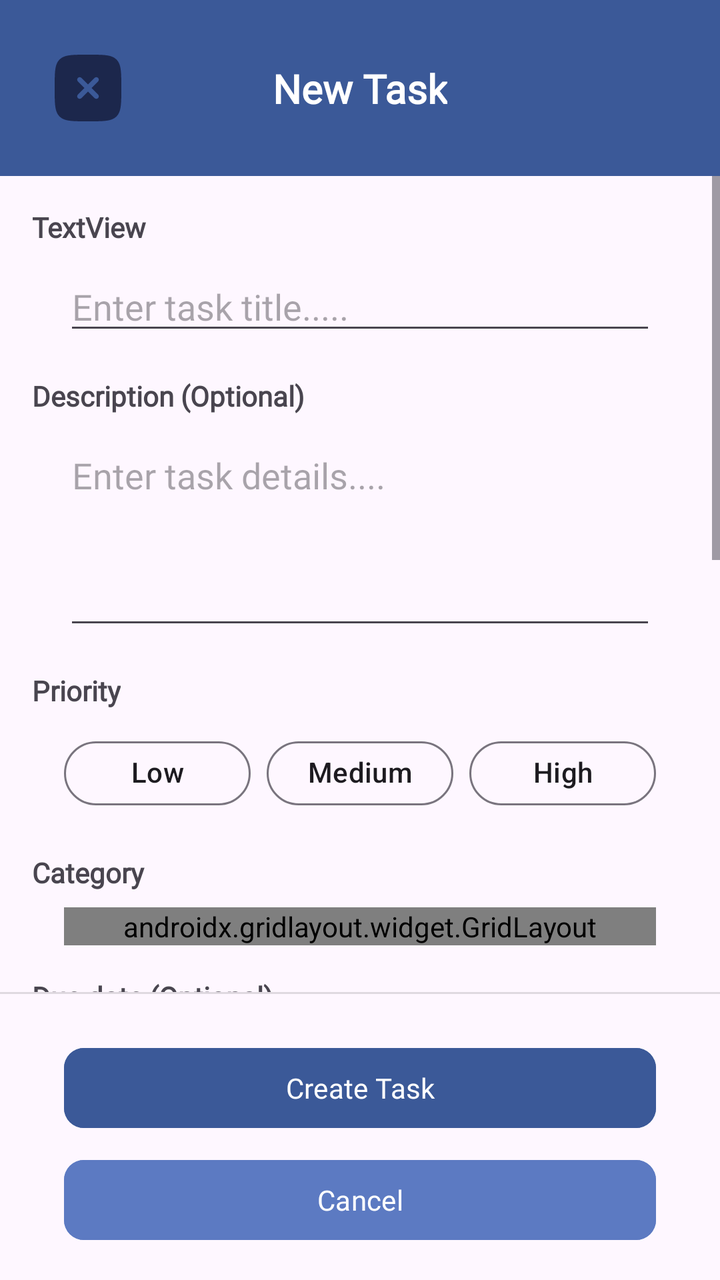
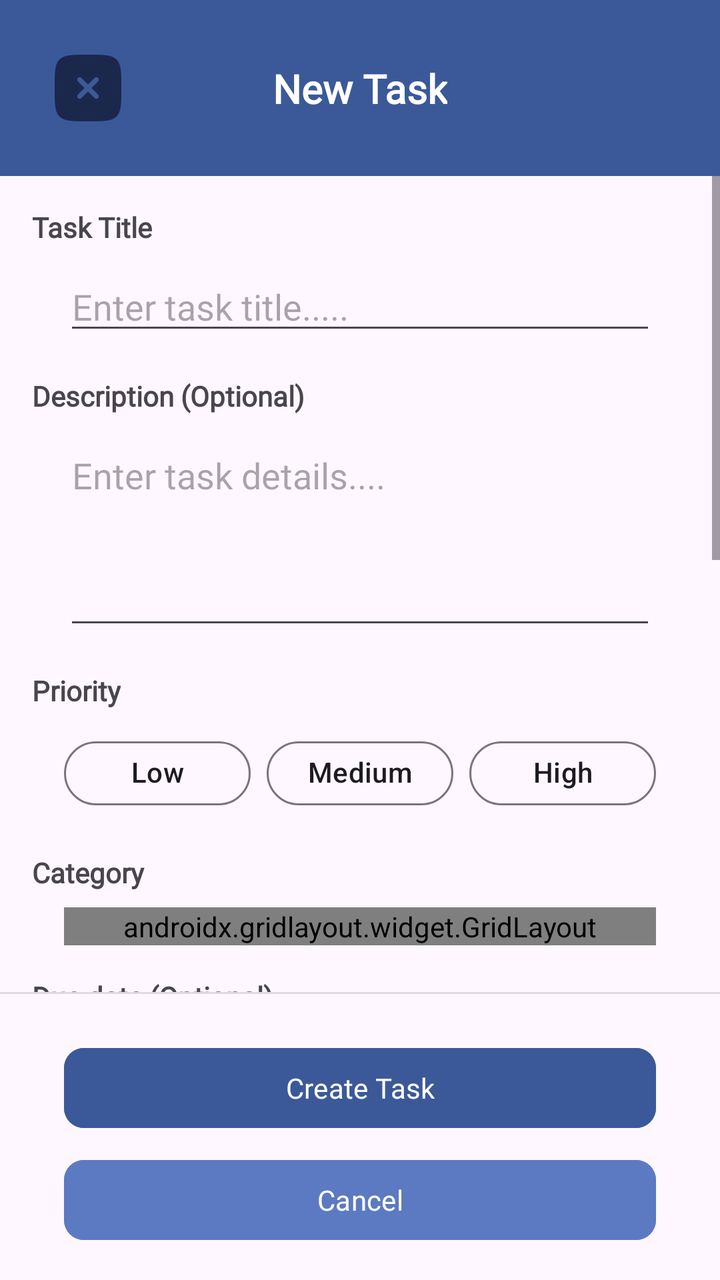

Before-and-after screenshots of an Android layout around one commit, followed by the original layout XML and the change that was made.
<!-- AndroidManifest.xml: application theme Theme.SmartTaskManager -->
<!-- res/layout/activity_task_add_edit.xml -->
<?xml version="1.0" encoding="utf-8"?>
<androidx.constraintlayout.widget.ConstraintLayout xmlns:android="http://schemas.android.com/apk/res/android"
    xmlns:app="http://schemas.android.com/apk/res-auto"
    xmlns:tools="http://schemas.android.com/tools"
    android:id="@+id/main"
    android:layout_width="match_parent"
    android:layout_height="match_parent"
    android:orientation="vertical"
    tools:context=".activities.TaskAddEditActivity">

    <androidx.constraintlayout.widget.ConstraintLayout
        android:id="@+id/constraintLayout2"
        android:layout_width="0dp"
        android:layout_height="wrap_content"
        android:background="#3B5998"
        app:layout_constraintEnd_toEndOf="parent"
        app:layout_constraintStart_toStartOf="parent"
        app:layout_constraintTop_toTopOf="parent">

        <TextView
            android:id="@+id/textView7"
            android:layout_width="wrap_content"
            android:layout_height="wrap_content"
            android:fontFamily="@font/inter_regular"
            android:text="@string/task_ae_header_text"
            android:textColor="#FFFFFF"
            android:textSize="20sp"
            android:textStyle="bold"
            app:layout_constraintBottom_toBottomOf="@+id/addEditCloseButton"
            app:layout_constraintEnd_toEndOf="parent"
            app:layout_constraintStart_toStartOf="parent"
            app:layout_constraintTop_toTopOf="@+id/addEditCloseButton" />

        <ImageView
            android:id="@+id/addEditCloseButton"
            android:layout_width="40dp"
            android:layout_height="40dp"
            android:layout_marginStart="24dp"
            android:layout_marginTop="24dp"
            android:layout_marginBottom="24dp"
            app:layout_constraintBottom_toBottomOf="parent"
            app:layout_constraintStart_toStartOf="parent"
            app:layout_constraintTop_toTopOf="parent"
            app:srcCompat="@drawable/close_icon" />

    </androidx.constraintlayout.widget.ConstraintLayout>

    <FrameLayout
        android:layout_width="0dp"
        android:layout_height="0dp"
        app:layout_constraintBottom_toTopOf="@+id/constraintLayout3"
        app:layout_constraintEnd_toEndOf="parent"
        app:layout_constraintStart_toStartOf="parent"
        app:layout_constraintTop_toBottomOf="@+id/constraintLayout2">

        <ScrollView
            android:layout_width="match_parent"
            android:layout_height="match_parent"
            android:fillViewport="true">

            <androidx.constraintlayout.widget.ConstraintLayout
                android:layout_width="match_parent"
                android:layout_height="wrap_content" >

                <TextView
                    android:id="@+id/textView8"
                    android:layout_width="wrap_content"
                    android:layout_height="wrap_content"
                    android:layout_marginStart="16dp"
                    android:layout_marginTop="16dp"
                    android:fontFamily="@font/inter_regular"
                    android:text="TextView"
                    android:textStyle="bold"
                    app:layout_constraintStart_toStartOf="parent"
                    app:layout_constraintTop_toTopOf="parent" />

                <EditText
                    android:id="@+id/editTextText"
                    android:layout_width="0dp"
                    android:layout_height="wrap_content"
                    android:layout_marginStart="16dp"
                    android:layout_marginTop="8dp"
                    android:layout_marginEnd="32dp"
                    android:ems="10"
                    android:fontFamily="@font/inter_regular"
                    android:hint="@string/task_ae_title_hint_text"
                    android:inputType="text"
                    app:layout_constraintEnd_toEndOf="parent"
                    app:layout_constraintStart_toStartOf="@+id/textView8"
                    app:layout_constraintTop_toBottomOf="@+id/textView8" />

                <TextView
                    android:id="@+id/textView9"
                    android:layout_width="wrap_content"
                    android:layout_height="wrap_content"
                    android:layout_marginTop="16dp"
                    android:fontFamily="@font/inter_regular"
                    android:text="@string/task_ae_desc_text"
                    android:textStyle="bold"
                    app:layout_constraintStart_toStartOf="@+id/textView8"
                    app:layout_constraintTop_toBottomOf="@+id/editTextText" />

                <EditText
                    android:id="@+id/editTextTextMultiLine"
                    android:layout_width="0dp"
                    android:layout_height="wrap_content"
                    android:layout_marginTop="8dp"
                    android:ems="10"
                    android:fontFamily="@font/inter_regular"
                    android:gravity="start|top"
                    android:hint="@string/task_ae_desc_hint_text"
                    android:inputType="textMultiLine"
                    android:lines="4"
                    app:layout_constraintEnd_toEndOf="@+id/editTextText"
                    app:layout_constraintStart_toStartOf="@+id/editTextText"
                    app:layout_constraintTop_toBottomOf="@+id/textView9" />

                <TextView
                    android:id="@+id/textView10"
                    android:layout_width="wrap_content"
                    android:layout_height="wrap_content"
                    android:layout_marginTop="16dp"
                    android:fontFamily="@font/inter_regular"
                    android:text="@string/task_ae_priority_text"
                    android:textStyle="bold"
                    app:layout_constraintStart_toStartOf="@+id/textView9"
                    app:layout_constraintTop_toBottomOf="@+id/editTextTextMultiLine" />

                <LinearLayout
                    android:id="@+id/linearLayout"
                    android:layout_width="0dp"
                    android:layout_height="wrap_content"
                    android:layout_marginTop="8dp"
                    android:orientation="horizontal"
                    app:layout_constraintEnd_toEndOf="@+id/editTextTextMultiLine"
                    app:layout_constraintStart_toStartOf="@+id/editTextTextMultiLine"
                    app:layout_constraintTop_toBottomOf="@+id/textView10">

                    <com.google.android.material.chip.Chip
                        android:id="@+id/chip4"
                        android:layout_width="0dp"
                        android:layout_height="wrap_content"
                        android:layout_marginEnd="4dp"
                        android:layout_weight="1"
                        android:fontFamily="@font/inter_regular"
                        android:text="@string/task_ae_priority1_text"
                        android:textAlignment="center"
                        app:chipCornerRadius="24dp" />

                    <com.google.android.material.chip.Chip
                        android:id="@+id/chip5"
                        android:layout_width="0dp"
                        android:layout_height="wrap_content"
                        android:layout_marginStart="4dp"
                        android:layout_marginEnd="4dp"
                        android:layout_weight="1"
                        android:fontFamily="@font/inter_regular"
                        android:text="@string/task_ae_priority2_text"
                        android:textAlignment="center"
                        app:chipCornerRadius="24dp" />

                    <com.google.android.material.chip.Chip
                        android:id="@+id/chip6"
                        android:layout_width="0dp"
                        android:layout_height="wrap_content"
                        android:layout_marginStart="4dp"
                        android:layout_weight="1"
                        android:fontFamily="@font/inter_regular"
                        android:text="@string/task_ae_priority3_text"
                        android:textAlignment="center"
                        app:chipCornerRadius="24dp" />

                </LinearLayout>

                <TextView
                    android:id="@+id/textView11"
                    android:layout_width="wrap_content"
                    android:layout_height="wrap_content"
                    android:layout_marginTop="16dp"
                    android:fontFamily="@font/inter_regular"
                    android:text="@string/task_ae_category_text"
                    android:textStyle="bold"
                    app:layout_constraintStart_toStartOf="@+id/textView10"
                    app:layout_constraintTop_toBottomOf="@+id/linearLayout" />

                <androidx.gridlayout.widget.GridLayout
                    android:id="@+id/gridLayout"
                    android:layout_width="0dp"
                    android:layout_height="wrap_content"
                    android:layout_marginTop="8dp"
                    app:columnCount="2"
                    app:layout_constraintEnd_toEndOf="@+id/linearLayout"
                    app:layout_constraintStart_toStartOf="@+id/linearLayout"
                    app:layout_constraintTop_toBottomOf="@+id/textView11"
                    app:rowCount="2">

                    <com.google.android.material.chip.Chip
                        android:id="@+id/chip1"
                        android:layout_width="0dp"
                        android:layout_height="wrap_content"
                        android:layout_margin="4dp"
                        android:fontFamily="@font/inter_regular"
                        android:text="@string/task_ae_category1_text"
                        android:textAlignment="center"
                        app:layout_columnWeight="1" />

                    <com.google.android.material.chip.Chip
                        android:id="@+id/chip2"
                        android:layout_width="0dp"
                        android:layout_height="wrap_content"
                        android:layout_margin="4dp"
                        android:fontFamily="@font/inter_regular"
                        android:text="@string/task_ae_category2_text"
                        android:textAlignment="center"
                        app:layout_columnWeight="1" />

                    <com.google.android.material.chip.Chip
                        android:id="@+id/chip3"
                        android:layout_width="0dp"
                        android:layout_height="wrap_content"
                        android:layout_margin="4dp"
                        android:fontFamily="@font/inter_regular"
                        android:text="@string/task_ae_category3_text"
                        android:textAlignment="center"
                        app:layout_columnWeight="1" />

                    <com.google.android.material.chip.Chip
                        android:id="@+id/chip61"
                        android:layout_width="0dp"
                        android:layout_height="wrap_content"
                        android:layout_margin="4dp"
                        android:fontFamily="@font/inter_regular"
                        android:text="@string/task_ae_category4_text"
                        android:textAlignment="center"
                        app:layout_columnWeight="1" />

                </androidx.gridlayout.widget.GridLayout>

                <TextView
                    android:id="@+id/textView12"
                    android:layout_width="wrap_content"
                    android:layout_height="wrap_content"
                    android:layout_marginTop="16dp"
                    android:fontFamily="@font/inter_regular"
                    android:text="@string/task_ae_duedate_text"
                    android:textStyle="bold"
                    app:layout_constraintStart_toStartOf="@+id/textView11"
                    app:layout_constraintTop_toBottomOf="@+id/gridLayout" />

                <DatePicker
                    android:id="@+id/editTextDate"
                    android:layout_width="0dp"
                    android:layout_height="wrap_content"
                    android:layout_marginTop="8dp"
                    android:layout_marginBottom="8dp"
                    android:datePickerMode="calendar"
                    android:ems="10"
                    android:fontFamily="@font/inter_regular"
                    app:layout_constraintBottom_toBottomOf="parent"
                    app:layout_constraintEnd_toEndOf="@+id/gridLayout"
                    app:layout_constraintStart_toStartOf="@+id/gridLayout"
                    app:layout_constraintTop_toBottomOf="@+id/textView12" />

            </androidx.constraintlayout.widget.ConstraintLayout>
        </ScrollView>
    </FrameLayout>

    <androidx.constraintlayout.widget.ConstraintLayout
        android:id="@+id/constraintLayout3"
        android:layout_width="0dp"
        android:layout_height="wrap_content"
        app:layout_constraintBottom_toBottomOf="parent"
        app:layout_constraintEnd_toEndOf="parent"
        app:layout_constraintStart_toStartOf="parent">

        <View
            android:id="@+id/divider"
            android:layout_width="match_parent"
            android:layout_height="1dp"
            android:background="?android:attr/listDivider"
            app:layout_constraintEnd_toEndOf="parent"
            app:layout_constraintStart_toStartOf="parent"
            app:layout_constraintTop_toTopOf="parent" />

        <Button
            android:id="@+id/button2"
            android:layout_width="0dp"
            android:layout_height="wrap_content"
            android:layout_marginStart="32dp"
            android:layout_marginTop="24dp"
            android:layout_marginEnd="32dp"
            android:backgroundTint="#3B5998"
            android:fontFamily="@font/inter_regular"
            android:text="@string/task_ae_createtask_button_text"
            app:cornerRadius="10dp"
            app:layout_constraintEnd_toEndOf="parent"
            app:layout_constraintStart_toStartOf="parent"
            app:layout_constraintTop_toTopOf="parent" />

        <Button
            android:id="@+id/addEditCancelButton"
            android:layout_width="0dp"
            android:layout_height="wrap_content"
            android:layout_marginTop="8dp"
            android:layout_marginBottom="16dp"
            android:backgroundTint="#5C7AC2"
            android:fontFamily="@font/inter_regular"
            android:text="@string/task_ae_cancel_button_text"
            app:cornerRadius="10dp"
            app:layout_constraintBottom_toBottomOf="parent"
            app:layout_constraintEnd_toEndOf="@+id/button2"
            app:layout_constraintStart_toStartOf="@+id/button2"
            app:layout_constraintTop_toBottomOf="@+id/button2" />

    </androidx.constraintlayout.widget.ConstraintLayout>

</androidx.constraintlayout.widget.ConstraintLayout>
<!-- resources referenced by this layout -->
<resources>
  <!-- drawable close_icon (drawable) -->
  <vector xmlns:android="http://schemas.android.com/apk/res/android"
      android:width="800dp"
      android:height="800dp"
      android:viewportWidth="24"
      android:viewportHeight="24">
    <path
        android:pathData="M12,22C7.286,22 4.929,22 3.464,20.535C2,19.071 2,16.714 2,12C2,7.286 2,4.929 3.464,3.464C4.929,2 7.286,2 12,2C16.714,2 19.071,2 20.535,3.464C22,4.929 22,7.286 22,12C22,16.714 22,19.071 20.535,20.535C19.071,22 16.714,22 12,22ZM8.97,8.97C9.263,8.677 9.737,8.677 10.03,8.97L12,10.939L13.97,8.97C14.262,8.677 14.737,8.677 15.03,8.97C15.323,9.263 15.323,9.737 15.03,10.03L13.061,12L15.03,13.97C15.323,14.262 15.323,14.737 15.03,15.03C14.737,15.323 14.262,15.323 13.97,15.03L12,13.061L10.03,15.03C9.737,15.323 9.263,15.323 8.97,15.03C8.677,14.737 8.677,14.263 8.97,13.97L10.939,12L8.97,10.03C8.677,9.737 8.677,9.263 8.97,8.97Z"
        android:fillColor="#1C274C"
        android:fillType="evenOdd"/>
  </vector>
  <string name="task_ae_cancel_button_text">Cancel</string>
  <string name="task_ae_category1_text">Work</string>
  <string name="task_ae_category2_text">Personal</string>
  <string name="task_ae_category3_text">Shopping</string>
  <string name="task_ae_category4_text">Health</string>
  <string name="task_ae_category_text">Category</string>
  <string name="task_ae_createtask_button_text">Create Task</string>
  <string name="task_ae_desc_hint_text">Enter task details....</string>
  <string name="task_ae_desc_text">Description (Optional)</string>
  <string name="task_ae_duedate_text">Due date (Optional)</string>
  <string name="task_ae_header_text">New Task</string>
  <string name="task_ae_priority1_text">Low</string>
  <string name="task_ae_priority2_text">Medium</string>
  <string name="task_ae_priority3_text">High</string>
  <string name="task_ae_priority_text">Priority</string>
  <string name="task_ae_title_hint_text">Enter task title.....</string>
  <style name="Theme.SmartTaskManager" parent="Base.Theme.SmartTaskManager" />
  <style name="Base.Theme.SmartTaskManager" parent="Theme.Material3.DayNight.NoActionBar">
          
          
      </style>
</resources>

<!-- the commit's change to res/layout/activity_task_add_edit.xml (unified diff, before → after) -->
@@ -18,7 +18,7 @@
         app:layout_constraintTop_toTopOf="parent">
 
         <TextView
-            android:id="@+id/textView7"
+            android:id="@+id/headerTextView"
             android:layout_width="wrap_content"
             android:layout_height="wrap_content"
             android:fontFamily="@font/inter_regular"
@@ -43,6 +43,18 @@
             app:layout_constraintTop_toTopOf="parent"
             app:srcCompat="@drawable/close_icon" />
 
+        <ProgressBar
+            android:id="@+id/aeTaskProgressBar"
+            style="@style/Widget.AppCompat.ProgressBar"
+            android:layout_width="wrap_content"
+            android:layout_height="wrap_content"
+            android:layout_marginEnd="24dp"
+            android:indeterminate="true"
+            android:visibility="gone"
+            app:layout_constraintBottom_toBottomOf="@+id/headerTextView"
+            app:layout_constraintEnd_toEndOf="parent"
+            app:layout_constraintTop_toTopOf="@+id/headerTextView" />
+
     </androidx.constraintlayout.widget.ConstraintLayout>
 
     <FrameLayout
@@ -69,13 +81,13 @@
                     android:layout_marginStart="16dp"
                     android:layout_marginTop="16dp"
                     android:fontFamily="@font/inter_regular"
-                    android:text="TextView"
+                    android:text="@string/task_ae_title_text"
                     android:textStyle="bold"
                     app:layout_constraintStart_toStartOf="parent"
                     app:layout_constraintTop_toTopOf="parent" />
 
                 <EditText
-                    android:id="@+id/editTextText"
+                    android:id="@+id/aeTaskTitleTextView"
                     android:layout_width="0dp"
                     android:layout_height="wrap_content"
                     android:layout_marginStart="16dp"
@@ -98,10 +110,10 @@
                     android:text="@string/task_ae_desc_text"
                     android:textStyle="bold"
                     app:layout_constraintStart_toStartOf="@+id/textView8"
-                    app:layout_constraintTop_toBottomOf="@+id/editTextText" />
+                    app:layout_constraintTop_toBottomOf="@+id/aeTaskTitleTextView" />
 
                 <EditText
-                    android:id="@+id/editTextTextMultiLine"
+                    android:id="@+id/aeTaskDescTextView"
                     android:layout_width="0dp"
                     android:layout_height="wrap_content"
                     android:layout_marginTop="8dp"
@@ -111,8 +123,8 @@
                     android:hint="@string/task_ae_desc_hint_text"
                     android:inputType="textMultiLine"
                     android:lines="4"
-                    app:layout_constraintEnd_toEndOf="@+id/editTextText"
-                    app:layout_constraintStart_toStartOf="@+id/editTextText"
+                    app:layout_constraintEnd_toEndOf="@+id/aeTaskTitleTextView"
+                    app:layout_constraintStart_toStartOf="@+id/aeTaskTitleTextView"
                     app:layout_constraintTop_toBottomOf="@+id/textView9" />
 
                 <TextView
@@ -124,7 +136,7 @@
                     android:text="@string/task_ae_priority_text"
                     android:textStyle="bold"
                     app:layout_constraintStart_toStartOf="@+id/textView9"
-                    app:layout_constraintTop_toBottomOf="@+id/editTextTextMultiLine" />
+                    app:layout_constraintTop_toBottomOf="@+id/aeTaskDescTextView" />
 
                 <LinearLayout
                     android:id="@+id/linearLayout"
@@ -132,39 +144,42 @@
                     android:layout_height="wrap_content"
                     android:layout_marginTop="8dp"
                     android:orientation="horizontal"
-                    app:layout_constraintEnd_toEndOf="@+id/editTextTextMultiLine"
-                    app:layout_constraintStart_toStartOf="@+id/editTextTextMultiLine"
+                    app:layout_constraintEnd_toEndOf="@+id/aeTaskDescTextView"
+                    app:layout_constraintStart_toStartOf="@+id/aeTaskDescTextView"
                     app:layout_constraintTop_toBottomOf="@+id/textView10">
 
                     <com.google.android.material.chip.Chip
-                        android:id="@+id/chip4"
+                        android:id="@+id/aeTaskPrioChip1"
                         android:layout_width="0dp"
                         android:layout_height="wrap_content"
                         android:layout_marginEnd="4dp"
                         android:layout_weight="1"
+                        android:checkable="true"
                         android:fontFamily="@font/inter_regular"
                         android:text="@string/task_ae_priority1_text"
                         android:textAlignment="center"
                         app:chipCornerRadius="24dp" />
 
                     <com.google.android.material.chip.Chip
-                        android:id="@+id/chip5"
+                        android:id="@+id/aeTaskPrioChip2"
                         android:layout_width="0dp"
                         android:layout_height="wrap_content"
                         android:layout_marginStart="4dp"
                         android:layout_marginEnd="4dp"
                         android:layout_weight="1"
+                        android:checkable="true"
                         android:fontFamily="@font/inter_regular"
                         android:text="@string/task_ae_priority2_text"
                         android:textAlignment="center"
                         app:chipCornerRadius="24dp" />
 
                     <com.google.android.material.chip.Chip
-                        android:id="@+id/chip6"
+                        android:id="@+id/aeTaskPrioChip3"
                         android:layout_width="0dp"
                         android:layout_height="wrap_content"
                         android:layout_marginStart="4dp"
                         android:layout_weight="1"
+                        android:checkable="true"
                         android:fontFamily="@font/inter_regular"
                         android:text="@string/task_ae_priority3_text"
                         android:textAlignment="center"
@@ -195,40 +210,44 @@
                     app:rowCount="2">
 
                     <com.google.android.material.chip.Chip
-                        android:id="@+id/chip1"
+                        android:id="@+id/aeTaskCatChip1"
                         android:layout_width="0dp"
                         android:layout_height="wrap_content"
                         android:layout_margin="4dp"
+                        android:checkable="true"
                         android:fontFamily="@font/inter_regular"
                         android:text="@string/task_ae_category1_text"
                         android:textAlignment="center"
                         app:layout_columnWeight="1" />
 
                     <com.google.android.material.chip.Chip
-                        android:id="@+id/chip2"
+                        android:id="@+id/aeTaskCatChip2"
                         android:layout_width="0dp"
                         android:layout_height="wrap_content"
                         android:layout_margin="4dp"
+                        android:checkable="true"
                         android:fontFamily="@font/inter_regular"
                         android:text="@string/task_ae_category2_text"
                         android:textAlignment="center"
                         app:layout_columnWeight="1" />
 
                     <com.google.android.material.chip.Chip
-                        android:id="@+id/chip3"
+                        android:id="@+id/aeTaskCatChip3"
                         android:layout_width="0dp"
                         android:layout_height="wrap_content"
                         android:layout_margin="4dp"
+                        android:checkable="true"
                         android:fontFamily="@font/inter_regular"
                         android:text="@string/task_ae_category3_text"
                         android:textAlignment="center"
                         app:layout_columnWeight="1" />
 
                     <com.google.android.material.chip.Chip
-                        android:id="@+id/chip61"
+                        android:id="@+id/aeTaskCatChip4"
                         android:layout_width="0dp"
                         android:layout_height="wrap_content"
                         android:layout_margin="4dp"
+                        android:checkable="true"
                         android:fontFamily="@font/inter_regular"
                         android:text="@string/task_ae_category4_text"
                         android:textAlignment="center"
@@ -248,7 +267,7 @@
                     app:layout_constraintTop_toBottomOf="@+id/gridLayout" />
 
                 <DatePicker
-                    android:id="@+id/editTextDate"
+                    android:id="@+id/aeTaskDatePicker"
                     android:layout_width="0dp"
                     android:layout_height="wrap_content"
                     android:layout_marginTop="8dp"
@@ -283,7 +302,7 @@
             app:layout_constraintTop_toTopOf="parent" />
 
         <Button
-            android:id="@+id/button2"
+            android:id="@+id/aeTaskCreateTaskButton"
             android:layout_width="0dp"
             android:layout_height="wrap_content"
             android:layout_marginStart="32dp"
@@ -308,9 +327,9 @@
             android:text="@string/task_ae_cancel_button_text"
             app:cornerRadius="10dp"
             app:layout_constraintBottom_toBottomOf="parent"
-            app:layout_constraintEnd_toEndOf="@+id/button2"
-            app:layout_constraintStart_toStartOf="@+id/button2"
-            app:layout_constraintTop_toBottomOf="@+id/button2" />
+            app:layout_constraintEnd_toEndOf="@+id/aeTaskCreateTaskButton"
+            app:layout_constraintStart_toStartOf="@+id/aeTaskCreateTaskButton"
+            app:layout_constraintTop_toBottomOf="@+id/aeTaskCreateTaskButton" />
 
     </androidx.constraintlayout.widget.ConstraintLayout>
 
<!-- resource entries referenced after the edit -->
@@ -27,6 +27,7 @@
   <string name="task_ae_priority3_text">High</string>
   <string name="task_ae_priority_text">Priority</string>
   <string name="task_ae_title_hint_text">Enter task title.....</string>
+  <string name="task_ae_title_text">Task Title</string>
   <style name="Theme.SmartTaskManager" parent="Base.Theme.SmartTaskManager" />
   <style name="Base.Theme.SmartTaskManager" parent="Theme.Material3.DayNight.NoActionBar">
           
